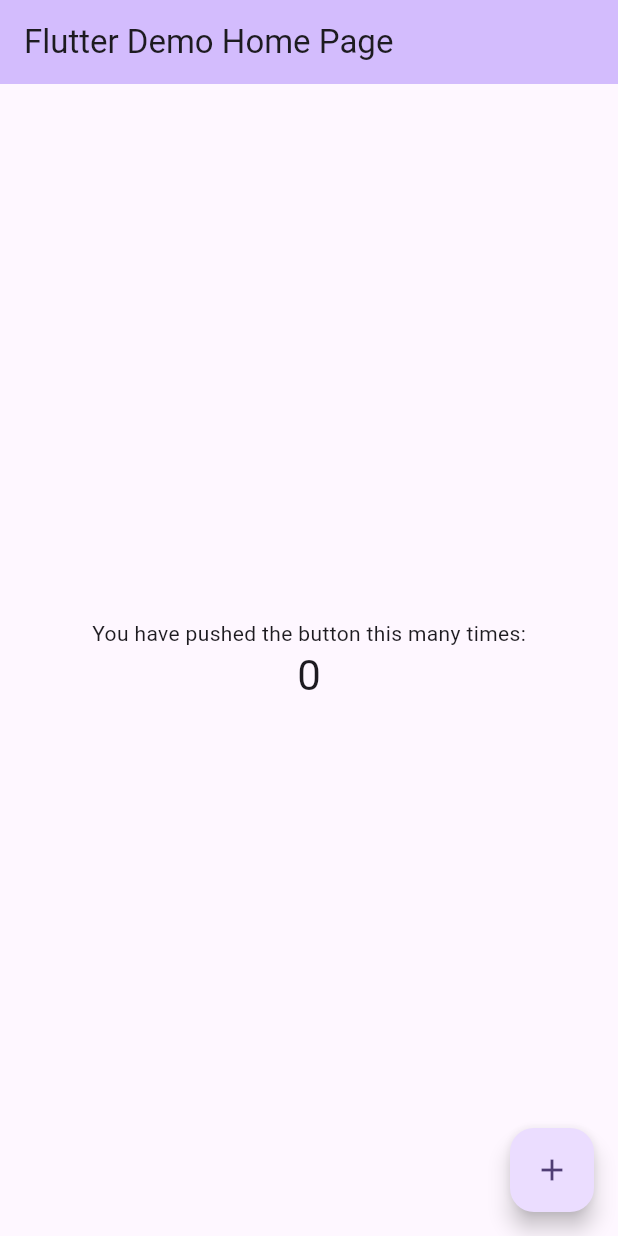
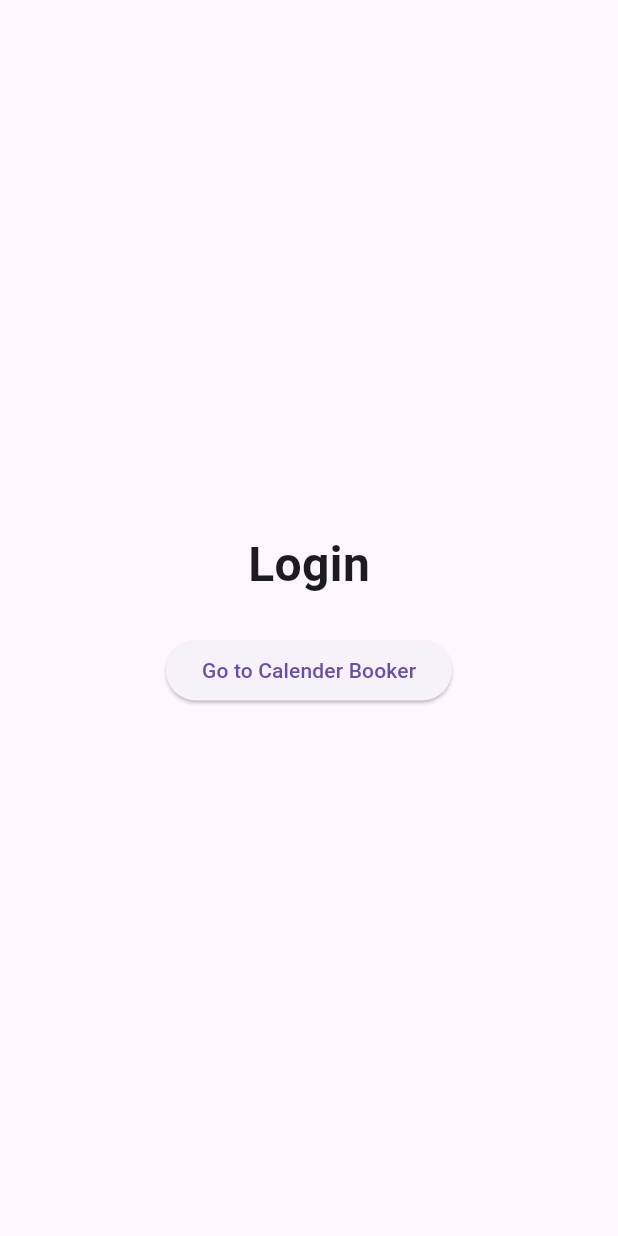
Before and after one commit to wirisungs/fooder, a Flutter app: the screen it shows after launch, on a phone screen of 412 x 824 dp. Run offline on Flutter 3.47's test engine with Material 3 defaults, Android fonts, the light colour scheme and no system bars.

Commit message:
feat: first change folder

```diff
--- /dev/null
+++ b/lib/features/auth/login.dart
@@ -0,0 +1,34 @@
+import 'package:flutter/material.dart';
+import '../calender/calender_booked.dart';
+
+class LoginPage extends StatelessWidget {
+  const LoginPage({super.key});
+
+  @override
+  Widget build(BuildContext context) {
+    return Scaffold(
+      body: Center(
+        child: Column(
+          mainAxisAlignment: MainAxisAlignment.center,
+          children: [
+            const Text(
+              'Login',
+              style: TextStyle(fontSize: 32, fontWeight: FontWeight.bold),
+            ),
+            const SizedBox(height: 24),
+            ElevatedButton(
+              onPressed: () {
+                Navigator.of(context).push(
+                  MaterialPageRoute(
+                    builder: (context) => const CalenderbookerPage(),
+                  ),
+                );
+              },
+              child: const Text('Go to Calender Booker'),
+            ),
+          ],
+        ),
+      ),
+    );
+  }
+}
--- a/lib/main.dart
+++ b/lib/main.dart
@@ -1,4 +1,5 @@
 import 'package:flutter/material.dart';
+import 'features/auth/login.dart';
 
 void main() {
   runApp(const MyApp());
@@ -7,116 +8,11 @@ void main() {
 class MyApp extends StatelessWidget {
   const MyApp({super.key});
 
-  // This widget is the root of your application.
   @override
   Widget build(BuildContext context) {
-    return MaterialApp(
-      title: 'Flutter Demo',
-      theme: ThemeData(
-        // This is the theme of your application.
-        //
-        // TRY THIS: Try running your application with "flutter run". You'll see
-        // the application has a purple toolbar. Then, without quitting the app,
-        // try changing the seedColor in the colorScheme below to Colors.green
-        // and then invoke "hot reload" (save your changes or press the "hot
-        // reload" button in a Flutter-supported IDE, or press "r" if you used
-        // the command line to start the app).
-        //
-        // Notice that the counter didn't reset back to zero; the application
-        // state is not lost during the reload. To reset the state, use hot
-        // restart instead.
-        //
-        // This works for code too, not just values: Most code changes can be
-        // tested with just a hot reload.
-        colorScheme: ColorScheme.fromSeed(seedColor: Colors.deepPurple),
-      ),
-      home: const MyHomePage(title: 'Flutter Demo Home Page'),
+    return const MaterialApp(
+      debugShowCheckedModeBanner: false,
+      home: LoginPage(),
     );
   }
 }
-
-class MyHomePage extends StatefulWidget {
-  const MyHomePage({super.key, required this.title});
-
-  // This widget is the home page of your application. It is stateful, meaning
-  // that it has a State object (defined below) that contains fields that affect
-  // how it looks.
-
-  // This class is the configuration for the state. It holds the values (in this
-  // case the title) provided by the parent (in this case the App widget) and
-  // used by the build method of the State. Fields in a Widget subclass are
-  // always marked "final".
-
-  final String title;
-
-  @override
-  State<MyHomePage> createState() => _MyHomePageState();
-}
-
-class _MyHomePageState extends State<MyHomePage> {
-  int _counter = 0;
-
-  void _incrementCounter() {
-    setState(() {
-      // This call to setState tells the Flutter framework that something has
-      // changed in this State, which causes it to rerun the build method below
-      // so that the display can reflect the updated values. If we changed
-      // _counter without calling setState(), then the build method would not be
-      // called again, and so nothing would appear to happen.
-      _counter++;
-    });
-  }
-
-  @override
-  Widget build(BuildContext context) {
-    // This method is rerun every time setState is called, for instance as done
-    // by the _incrementCounter method above.
-    //
-    // The Flutter framework has been optimized to make rerunning build methods
-    // fast, so that you can just rebuild anything that needs updating rather
-    // than having to individually change instances of widgets.
-    return Scaffold(
-      appBar: AppBar(
-        // TRY THIS: Try changing the color here to a specific color (to
-        // Colors.amber, perhaps?) and trigger a hot reload to see the AppBar
-        // change color while the other colors stay the same.
-        backgroundColor: Theme.of(context).colorScheme.inversePrimary,
-        // Here we take the value from the MyHomePage object that was created by
-        // the App.build method, and use it to set our appbar title.
-        title: Text(widget.title),
-      ),
-      body: Center(
-        // Center is a layout widget. It takes a single child and positions it
-        // in the middle of the parent.
-        child: Column(
-          // Column is also a layout widget. It takes a list of children and
-          // arranges them vertically. By default, it sizes itself to fit its
-          // children horizontally, and tries to be as tall as its parent.
-          //
-          // Column has various properties to control how it sizes itself and
-          // how it positions its children. Here we use mainAxisAlignment to
-          // center the children vertically; the main axis here is the vertical
-          // axis because Columns are vertical (the cross axis would be
-          // horizontal).
-          //
-          // TRY THIS: Invoke "debug painting" (choose the "Toggle Debug Paint"
-          // action in the IDE, or press "p" in the console), to see the
-          // wireframe for each widget.
-          mainAxisAlignment: MainAxisAlignment.center,
-          children: <Widget>[
-            const Text('You have pushed the button this many times:'),
-            Text(
-              '$_counter',
-              style: Theme.of(context).textTheme.headlineMedium,
-            ),
-          ],
-        ),
-      ),
-      floatingActionButton: FloatingActionButton(
-        onPressed: _incrementCounter,
-        tooltip: 'Increment',
-        child: const Icon(Icons.add),
-      ), // This trailing comma makes auto-formatting nicer for build methods.
-    );
-  }
-}
```
Also changed, not shown: lib/features/calender/calender_booked.dart (added, +27 -0 lines).
